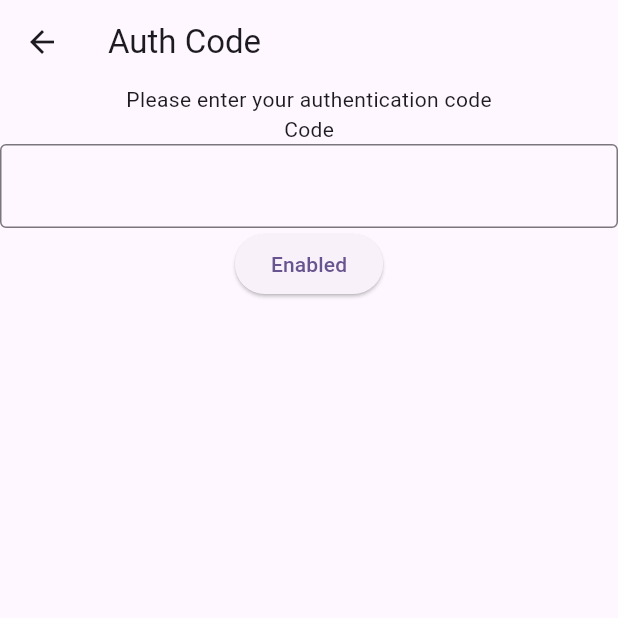
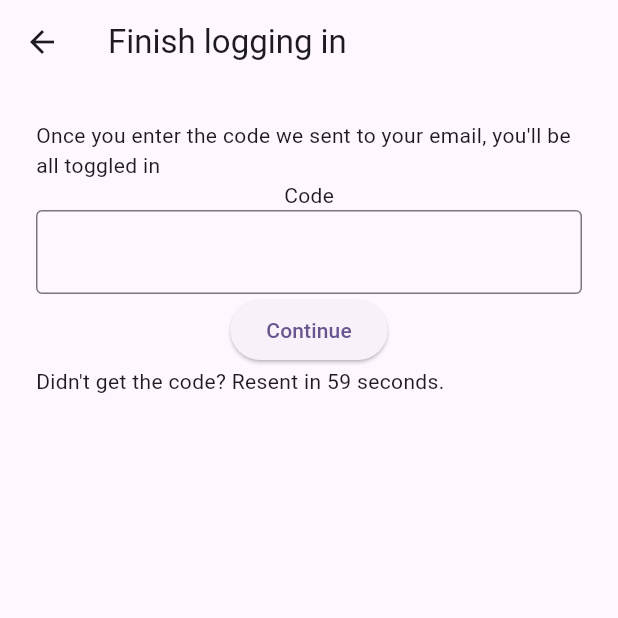
Before and after one commit to Yesferal/Y-Auth-Flutter, a Flutter app: the AuthCodeScreen screen opened directly, on a phone screen of 412 x 824 dp, the top half of it. Run offline on Flutter 3.47's test engine with Material 3 defaults, Android fonts, the phone set to English and light mode, and no system bars.

Commit message:
Add Screens Style, Text & Timer

```diff
--- a/lib/presentation/widget/auth_code_widget.dart
+++ b/lib/presentation/widget/auth_code_widget.dart
@@ -1,4 +1,5 @@
 /* Copyright © 2024 Yesferal Cueva. All rights reserved. */
+import 'dart:async';
 import 'package:flutter/material.dart';
 
 class AuthCodeScreen extends StatefulWidget {
@@ -11,13 +12,45 @@ class AuthCodeScreen extends StatefulWidget {
 }
 
 class _AuthCodeScreenState extends State<AuthCodeScreen> {
+  late Timer _timer;
+
+  final _interval = const Duration(seconds: 1);
+
+  final int _timerMaxSeconds = 60;
+
+  int _currentSeconds = 0;
+
+  @override
+  void initState() {
+    _startTimeout();
+    super.initState();
+  }
+
+  @override
+  void dispose() {
+    _timer.cancel();
+    super.dispose();
+  }
+
   @override
   Widget build(BuildContext context) {
+    var resentCodeWidget = (_currentSeconds >= _timerMaxSeconds)
+        ? TextButton(
+            onPressed: () {
+              _startTimeout();
+            },
+            child: const Text("Resend a code."),
+          )
+        : Text("Resent in ${_timerMaxSeconds - _currentSeconds} seconds.");
+
     return Scaffold(
-      appBar: AppBar(title: const Text('Auth Code')),
-      body: Column(
+      appBar: AppBar(title: const Text('Finish logging in')),
+      body: Padding(
+        padding: const EdgeInsets.all(24),
+        child: Column(
           children: [
-          const Text("Please enter your authentication code"),
+            const Text(
+                "Once you enter the code we sent to your email, you'll be all toggled in"),
             const Text("Code"),
             const TextField(
               decoration: InputDecoration(
@@ -27,12 +60,32 @@ class _AuthCodeScreenState extends State<AuthCodeScreen> {
             ),
             ElevatedButton(
               onPressed: () {
-              Navigator.pop(context);
+                Navigator.of(context)
+                  ..pop()
+                  ..pop();
+                // TODO: Fix this. Use Route with Name instead
+                //Navigator.popUntil(context, ModalRoute.withName('/Home'));
               },
-            child: const Text('Enabled'),
+              child: const Text('Continue'),
             ),
+            Row(
+              children: [const Text("Didn't get the code? "), resentCodeWidget],
+            )
           ],
+        ),
       ),
     );
   }
+
+  void _startTimeout() {
+    _timer = Timer.periodic(_interval, (timer) {
+      setState(() {
+        debugPrint("Tick time: ${timer.tick}");
+        _currentSeconds = timer.tick;
+        if (timer.tick >= _timerMaxSeconds) {
+          timer.cancel();
         }
+      });
+    });
+  }
+}
--- a/lib/presentation/widget/passwordless_widget.dart
+++ b/lib/presentation/widget/passwordless_widget.dart
@@ -16,9 +16,12 @@ class _PasswordlessScreenState extends State<PasswordlessScreen> {
   Widget build(BuildContext context) {
     return Scaffold(
       appBar: AppBar(title: const Text('Continue with email')),
-      body: Column(
+      body: Padding(
+        padding: const EdgeInsets.all(24),
+        child: Column(
           children: [
-          const Text("We'll check if you have an account and help create one if you don't."),
+            const Text(
+                "We'll check if you have an account and help create one if you don't."),
             const Text("Email"),
             const TextField(
               decoration: InputDecoration(
@@ -30,12 +33,14 @@ class _PasswordlessScreenState extends State<PasswordlessScreen> {
               onPressed: () {
                 Navigator.push(
                   context,
-                MaterialPageRoute(builder: (context) => const AuthCodeScreen()),
+                  MaterialPageRoute(
+                      builder: (context) => const AuthCodeScreen()),
                 );
               },
-            child: const Text('Enabled'),
+              child: const Text('Continue'),
             ),
           ],
+        ),
       ),
     );
   }
```
Lines whose indentation alone changed are shown as unchanged.
